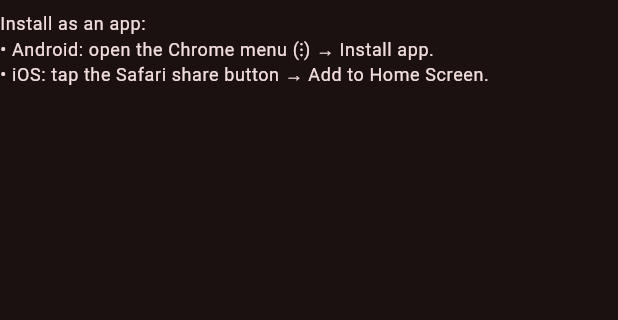
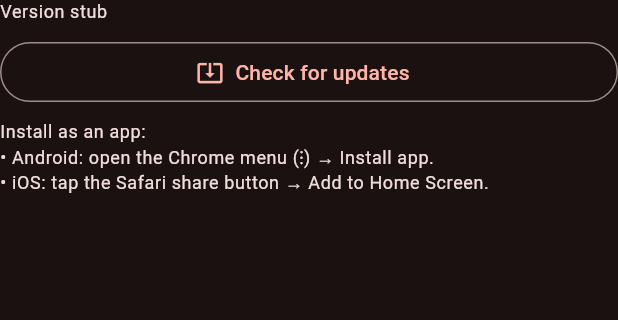
Before and after one commit to wausin/jilakespeedo, a Flutter app: the _AboutSection widget shown alone on an empty page, opened directly, on a phone screen of 412 x 824 dp, the part 78-398 px from its top. Run offline on Flutter 3.47's test engine with Material 3 defaults, Android fonts, the phone set to English and light mode, and no system bars; our stand-ins replace flutter_map, flutter_riverpod, latlong2, sembast, sembast_web, wakelock_plus and 1 more; missing offline and left inert: dart:js_interop; statements that could not run were skipped.

Commit message:
feat: manual 'Check for updates' button in Settings
Adds a button in About that runs the update check immediately and reports
the result inline (up to date / update available / server unreachable),
plus displays the running version. Also syncs the app-shell badge with
the manual result.

```diff
--- a/lib/features/settings/settings_screen.dart
+++ b/lib/features/settings/settings_screen.dart
@@ -2,6 +2,7 @@
 import 'package:flutter_riverpod/flutter_riverpod.dart';
 
 import '../../core/controllers/providers.dart';
+import '../../core/controllers/update_controller.dart';
 import '../../core/models/models.dart';
 import '../../core/services/gpx_exporter.dart';
 import '../../core/services/storage_service.dart';
@@ -28,6 +29,9 @@
 
   /// Marker for the export section.
   static const Key exportSectionKey = Key('settings-export-section');
+
+  /// Marker for the manual "Check for updates" button (About section).
+  static const Key checkUpdateKey = Key('check-update-button');
 
   /// Export row key for the session with [id].
   static Key exportKeyFor(String id) => Key('export-$id');
@@ -204,19 +208,55 @@
   }
 }
 
-/// About/install instructions for both mobile platforms.
-class _AboutSection extends StatelessWidget {
+/// About/install instructions for both mobile platforms, plus a manual
+/// "Check for updates" action that reports the result inline.
+class _AboutSection extends ConsumerStatefulWidget {
   const _AboutSection();
+
+  @override
+  ConsumerState<_AboutSection> createState() => _AboutSectionState();
+}
+
+class _AboutSectionState extends ConsumerState<_AboutSection> {
+  bool _checking = false;
+
+  Future<void> _checkForUpdates() async {
+    setState(() => _checking = true);
+    final checker = ref.read(updateCheckerProvider);
+    final result = await checkUpdateNow(checker);
+    if (!mounted) return;
+    setState(() => _checking = false);
+    // Keep the app-shell badge in sync with the manual result.
+    ref.read(updateAvailableProvider.notifier).state = result.available;
+    ScaffoldMessenger.of(context)
+        .showSnackBar(SnackBar(content: Text(result.message)));
+  }
 
   @override
   Widget build(BuildContext context) {
     final theme = Theme.of(context);
+    final running = ref.read(updateCheckerProvider).runningVersion;
     return Column(
       crossAxisAlignment: CrossAxisAlignment.stretch,
       children: [
         const _SectionHeader('About'),
         const SizedBox(height: 8),
-        Text('Jilake Speedo — GPS speedometer PWA', style: theme.textTheme.bodyMedium),
+        Text('Jilake Speedo — GPS speedometer PWA',
+            style: theme.textTheme.bodyMedium),
+        Text('Version $running', style: theme.textTheme.bodySmall),
+        const SizedBox(height: 8),
+        OutlinedButton.icon(
+          key: SettingsScreen.checkUpdateKey,
+          onPressed: _checking ? null : _checkForUpdates,
+          icon: _checking
+              ? const SizedBox(
+                  width: 16,
+                  height: 16,
+                  child: CircularProgressIndicator(strokeWidth: 2),
+                )
+              : const Icon(Icons.system_update_alt),
+          label: Text(_checking ? 'Checking…' : 'Check for updates'),
+        ),
         const SizedBox(height: 8),
         Text(
           'Install as an app:\n'
```
Also changed, not shown: lib/core/controllers/update_controller.dart (+35 -0 lines), 2 other files.
